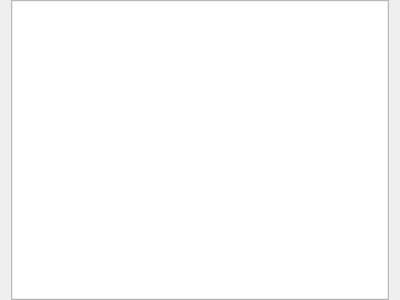
nuclear868/mattermost-qt, file sources/chat-area/attachments/MessageAttachmentList.ui: the form before one commit.
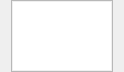
The form after the commit. Custom widgets are drawn as their Qt base class.

Commit message: Use Disk cache for post files. Load files only when entering a channel. Fixed posts list resizing when file contents get loaded (removed some hacks)

```diff
--- a/sources/chat-area/attachments/MessageAttachmentList.ui
+++ b/sources/chat-area/attachments/MessageAttachmentList.ui
@@ -11,7 +11,7 @@
    </rect>
   </property>
   <property name="sizePolicy">
-   <sizepolicy hsizetype="Expanding" vsizetype="Expanding">
+   <sizepolicy hsizetype="Fixed" vsizetype="Fixed">
     <horstretch>0</horstretch>
     <verstretch>0</verstretch>
    </sizepolicy>
@@ -25,9 +25,9 @@
   <property name="windowTitle">
    <string>Form</string>
   </property>
-  <layout class="QGridLayout" name="gridLayout">
+  <layout class="QVBoxLayout" name="verticalLayout">
    <property name="sizeConstraint">
-    <enum>QLayout::SetNoConstraint</enum>
+    <enum>QLayout::SetFixedSize</enum>
    </property>
    <property name="topMargin">
     <number>0</number>
@@ -35,10 +35,7 @@
    <property name="bottomMargin">
     <number>0</number>
    </property>
-   <property name="verticalSpacing">
-    <number>10</number>
-   </property>
-   <item row="0" column="0">
+   <item>
     <widget class="Mattermost::MessageAttachmentListWidget" name="listWidget">
      <property name="sizePolicy">
       <sizepolicy hsizetype="Expanding" vsizetype="Expanding">
```
The commit also changes 15 other files.
